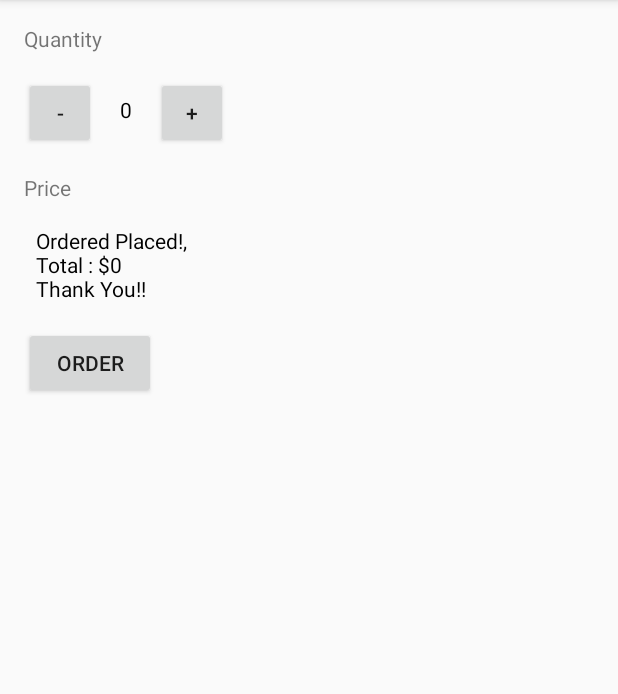
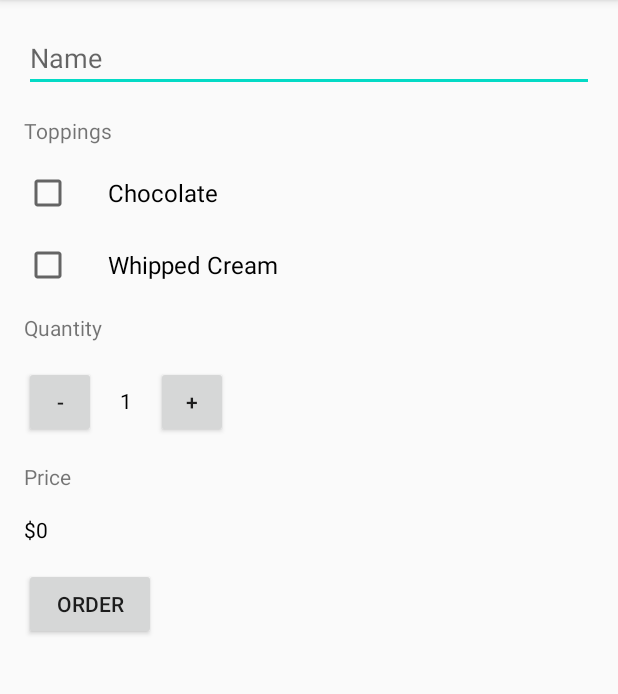
Before and after one commit to lokeshboddula/Coffee-App, an Android app: the screen it shows after launch (MainActivity), after a tap on "ORDER", on a phone screen of 412 x 824 dp, the part 84-778 px from its top. Run offline under Robolectric (Android 15) with nearby library versions, the phone set to English and light mode, and no system bars.

Commit message:
Placing Order opens mail with order details

```diff
--- a/app/src/main/java/com/example/android/justjava/MainActivity.java
+++ b/app/src/main/java/com/example/android/justjava/MainActivity.java
@@ -8,9 +8,16 @@
 
 package com.example.android.justjava;
 
+import android.content.Context;
+import android.content.Intent;
+import android.net.Uri;
 import android.os.Bundle;
 import android.view.View;
+import android.widget.CheckBox;
+import android.widget.EditText;
 import android.widget.TextView;
+import android.widget.Toast;
+
 import java.text.NumberFormat;
 
 import androidx.appcompat.app.AppCompatActivity;
@@ -19,8 +26,13 @@ import androidx.appcompat.app.AppCompatActivity;
  * This app displays an order form to order coffee.
  */
 public class MainActivity extends AppCompatActivity {
-    int quantity = 0;
+    int quantity = 1;
     int price;
+    String cream;
+    String chocolate;
+    String name;
+    int chocolatePrice;
+    int creamPrice;
 
     @Override
     protected void onCreate(Bundle savedInstanceState) {
@@ -33,13 +45,20 @@ public class MainActivity extends AppCompatActivity {
      */
 
     public void submitOrder(View view) {
-        displayMessage("Ordered Placed!,\nTotal : $"+price+"\nThank You!!");
+        calculatePrice();
+        Intent intent = new Intent(Intent.ACTION_SENDTO);
+        intent.setData(Uri.parse("mailto:"));
+        intent.putExtra(intent.EXTRA_SUBJECT,"Just Java Order for " + name);
+        intent.putExtra(intent.EXTRA_TEXT,createOrderSummary());
+        if (intent.resolveActivity(getPackageManager()) != null) {
+        startActivity(intent);
+        }
     }
 
     /**
      * This method displays the given quantity value on the screen.
      */
-    private void display(int number) {
+    private void display(int quantity) {
         TextView quantityTextView = (TextView) findViewById(R.id.quantity_text_view);
         quantityTextView.setText("" + quantity);
     }
@@ -47,28 +66,76 @@ public class MainActivity extends AppCompatActivity {
      * This method displays the given price on the screen.
      */
     public void displayPrice(int number) {
-        TextView priceTextView = (TextView) findViewById(R.id.price_text_view);
+        TextView priceTextView = (TextView) findViewById(R.id.order_summary_text_view);
         priceTextView.setText(NumberFormat.getCurrencyInstance().format(number));
     }
     public void increment(View view) {
-         quantity = quantity + 1;
-         display(quantity);
-         price = quantity * 5;
+        if(quantity <=99) {
+            quantity = quantity + 1;
+            display(quantity);
+            price = calculatePrice();
+            displayPrice(price);
+        }
+        else if (quantity == 100){
+            Toast.makeText(this,"you cannot have more than 100 Coffees!", Toast.LENGTH_SHORT).show();
+        }
+    }
+    public void decrement(View view) {
+        if(quantity > 1 ) {
+            quantity = quantity - 1;
+            display(quantity);
+            price = calculatePrice();
+            displayPrice(price);
+        }
+        else if (quantity == 1){
+            Toast.makeText(this,"you cannot have less than one Coffee!",Toast.LENGTH_SHORT).show();
+        }
+
+        display(quantity);
+        price = calculatePrice();
         displayPrice(price);
 
     }
-    public void decrement(View view) {
-        quantity = quantity - 1;
-        display(quantity);
-         price = quantity * 5;
-        displayPrice(price);
 
+    private int calculatePrice() {
+       return  price =  quantity * ( 5 + chocolatePrice + creamPrice);
+    }
+
+    private String createOrderSummary() {
+        inputsName();
+       return "Ordered Placed!,\nName : "+ name + "\nQuantity : " + quantity + cream + chocolate + "\nTotal : $"+ price +"\nThank You!!";
     }
     /**
      * This method displays the given text on the screen.
      */
-    public void displayMessage(String message) {
-        TextView priceTextView = (TextView) findViewById(R.id.price_text_view);
-        priceTextView.setText(message);
+
+
+    public void hasWhippedCream(View view) {
+        CheckBox WhippedCream = (CheckBox) findViewById(R.id.cream_checkBox);
+        if(WhippedCream.isChecked()) {
+            cream = "\nAdd Whipped Cream";
+            creamPrice = 1;
+        }
+        else {
+            cream = " false";
+            creamPrice = 0;
+        }
+    }
+
+    public void hasChoclate(View view) {
+        CheckBox Choclate = (CheckBox) findViewById(R.id.chocolate_checkbox);
+        if(Choclate.isChecked()) {
+            chocolate = "\nAdd Choclate";
+            chocolatePrice = 2;
+        }
+        else {
+            chocolate = " false";
+            chocolatePrice = 0;
+        }
+    }
+
+    public void inputsName(){
+        EditText nameTextView = (EditText)findViewById(R.id.editTextTextPersonName);
+        name = nameTextView.getText().toString();
     }
 }
--- a/app/src/main/res/layout/activity_main.xml
+++ b/app/src/main/res/layout/activity_main.xml
@@ -12,10 +12,10 @@
         android:layout_height="0dp"
         app:layout_constraintBottom_toBottomOf="parent"
         app:layout_constraintEnd_toEndOf="parent"
-        app:layout_constraintHorizontal_bias="1.0"
+        app:layout_constraintHorizontal_bias="0.0"
         app:layout_constraintStart_toStartOf="parent"
         app:layout_constraintTop_toTopOf="parent"
-        app:layout_constraintVertical_bias="1.0">
+        app:layout_constraintVertical_bias="0.0">
 
 
         <TextView
@@ -27,7 +27,7 @@
             android:layout_marginTop="16dp"
             android:text="Quantity"
             app:layout_constraintStart_toStartOf="parent"
-            app:layout_constraintTop_toTopOf="parent" />
+            app:layout_constraintTop_toBottomOf="@+id/cream_checkBox" />
 
         <TextView
             android:id="@+id/textView5"
@@ -36,16 +36,17 @@
             android:layout_marginStart="16dp"
             android:layout_marginLeft="16dp"
             android:layout_marginTop="16dp"
+            android:onClick="submitOrder"
             android:text="Price"
             app:layout_constraintStart_toStartOf="parent"
             app:layout_constraintTop_toBottomOf="@+id/button3" />
 
         <TextView
-            android:id="@+id/price_text_view"
+            android:id="@+id/order_summary_text_view"
             android:layout_width="wrap_content"
             android:layout_height="wrap_content"
-            android:layout_marginStart="24dp"
-            android:layout_marginLeft="24dp"
+            android:layout_marginStart="16dp"
+            android:layout_marginLeft="16dp"
             android:layout_marginTop="16dp"
             android:text="$0"
             android:textColor="#000"
@@ -62,7 +63,7 @@
             android:onClick="submitOrder"
             android:text="order"
             app:layout_constraintStart_toStartOf="parent"
-            app:layout_constraintTop_toBottomOf="@+id/price_text_view"
+            app:layout_constraintTop_toBottomOf="@+id/order_summary_text_view"
             tools:ignore="NotSibling" />
 
         <TextView
@@ -72,11 +73,28 @@
             android:layout_marginStart="16dp"
             android:layout_marginLeft="16dp"
             android:layout_marginTop="16dp"
-            android:paddingTop="12dp"
-            android:text="0"
+            android:layout_marginBottom="16dp"
+            android:text="1"
             android:textColor="#000"
+            app:layout_constraintBottom_toTopOf="@+id/textView5"
             app:layout_constraintStart_toEndOf="@+id/button3"
-            app:layout_constraintTop_toBottomOf="@+id/textView" />
+            app:layout_constraintTop_toBottomOf="@+id/textView"
+            app:layout_constraintVertical_bias="0.466" />
+
+        <Button
+            android:id="@+id/button4"
+            android:layout_width="48dp"
+            android:layout_height="48dp"
+            android:layout_marginStart="16dp"
+            android:layout_marginLeft="16dp"
+            android:layout_marginTop="16dp"
+            android:layout_marginBottom="16dp"
+            android:onClick="increment"
+            android:text="+"
+            app:layout_constraintBottom_toTopOf="@+id/textView5"
+            app:layout_constraintStart_toEndOf="@+id/quantity_text_view"
+            app:layout_constraintTop_toBottomOf="@+id/textView"
+            app:layout_constraintVertical_bias="1.0" />
 
         <Button
             android:id="@+id/button3"
@@ -90,17 +108,62 @@
             app:layout_constraintStart_toStartOf="parent"
             app:layout_constraintTop_toBottomOf="@+id/textView" />
 
-        <Button
-            android:id="@+id/button4"
-            android:layout_width="48dp"
-            android:layout_height="48dp"
+        <CheckBox
+            android:id="@+id/cream_checkBox"
+            android:layout_width="wrap_content"
+            android:layout_height="wrap_content"
             android:layout_marginStart="16dp"
             android:layout_marginLeft="16dp"
             android:layout_marginTop="16dp"
-            android:onClick="increment"
-            android:text="+"
-            app:layout_constraintStart_toEndOf="@+id/quantity_text_view"
-            app:layout_constraintTop_toBottomOf="@+id/textView" />
+            android:checked="false"
+            android:onClick="hasWhippedCream"
+            android:paddingLeft="24dp"
+            android:text="Whipped Cream"
+            android:textColor="#000"
+            android:textSize="16sp"
+            app:layout_constraintStart_toStartOf="parent"
+            app:layout_constraintTop_toBottomOf="@+id/chocolate_checkbox" />
+
+        <CheckBox
+            android:id="@+id/chocolate_checkbox"
+            android:layout_width="wrap_content"
+            android:layout_height="wrap_content"
+            android:layout_marginStart="16dp"
+            android:layout_marginLeft="16dp"
+            android:layout_marginTop="16dp"
+            android:checked="false"
+            android:onClick="hasChoclate"
+            android:paddingLeft="24dp"
+            android:text="Chocolate"
+            android:textSize="16sp"
+            app:layout_constraintStart_toStartOf="parent"
+            app:layout_constraintTop_toBottomOf="@+id/textView2" />
+
+        <TextView
+            android:id="@+id/textView2"
+            android:layout_width="wrap_content"
+            android:layout_height="wrap_content"
+            android:layout_marginStart="16dp"
+            android:layout_marginLeft="16dp"
+            android:layout_marginTop="16dp"
+            android:text="Toppings"
+            app:layout_constraintStart_toStartOf="parent"
+            app:layout_constraintTop_toBottomOf="@+id/editTextTextPersonName" />
+
+        <EditText
+            android:id="@+id/editTextTextPersonName"
+            android:layout_width="match_parent"
+            android:layout_height="wrap_content"
+            android:layout_marginHorizontal="16dp"
+            android:layout_marginTop="16dp"
+            android:ems="10"
+            android:hint="Name"
+            android:inputType="textPersonName"
+            app:layout_constraintEnd_toEndOf="parent"
+            app:layout_constraintStart_toStartOf="parent"
+            app:layout_constraintTop_toTopOf="parent" />
+
+
     </androidx.constraintlayout.widget.ConstraintLayout>
 
 
```
